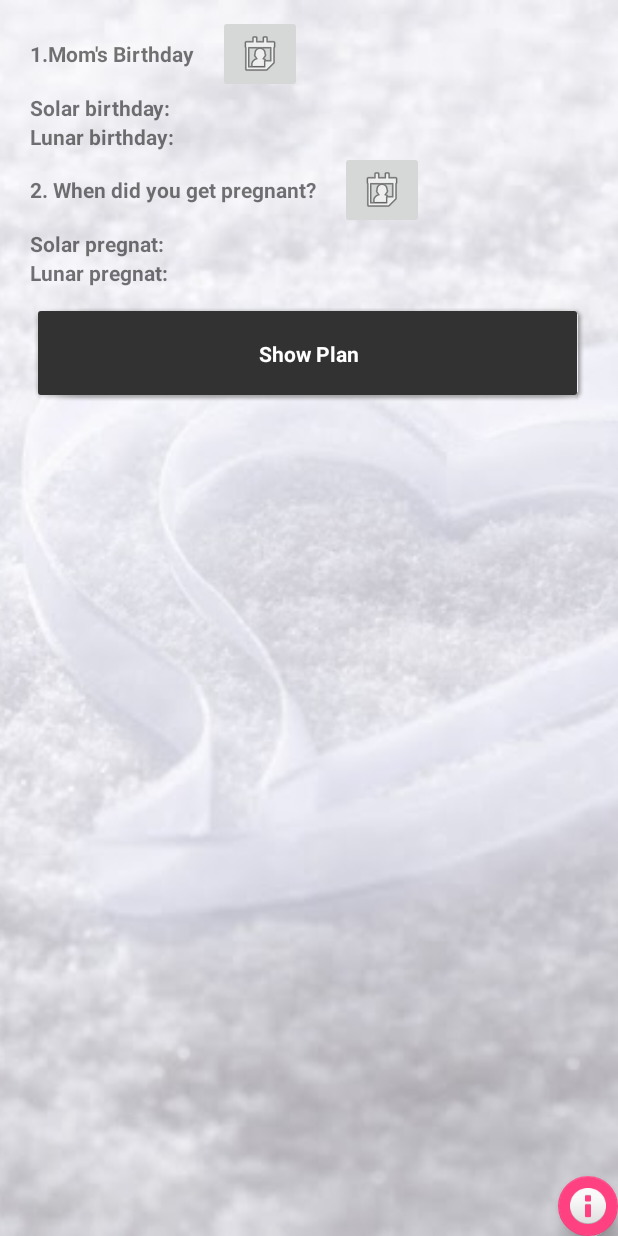
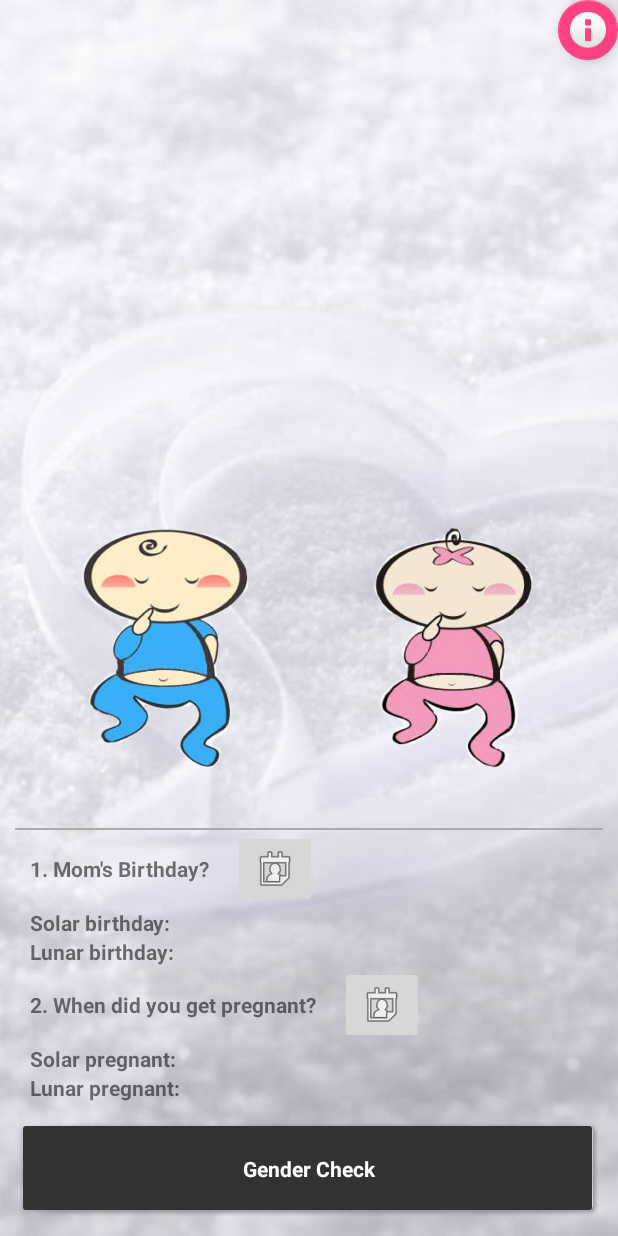
Before and after one commit to icqrx/BabyGender, an Android app: the PickDayActivity screen opened directly, with no data from a screen before it, on a phone screen of 412 x 824 dp. Run offline under Robolectric (Android 15) with nearby library versions, the light colour scheme and no system bars.

Commit message:
+ UI fix

```diff
--- a/app/src/main/java/com/marknguyen/babygenderpredictor/PickDayActivity.java
+++ b/app/src/main/java/com/marknguyen/babygenderpredictor/PickDayActivity.java
@@ -1,6 +1,5 @@
 package com.marknguyen.babygenderpredictor;
 
-import android.os.AsyncTask;
 import android.os.Bundle;
 import android.support.design.widget.FloatingActionButton;
 import android.support.v7.app.AppCompatActivity;
@@ -17,10 +16,11 @@ import java.util.Timer;
 import blurdialogfragment.SampleDialogFragment;
 import date.DatePickerDialog;
 import materialdesign.views.ButtonRectangle;
-//import materialdesign.views.DonutProgress;
 import sola2lunar.Lunar;
 import sola2lunar.LunarSolarConverter;
 import sola2lunar.Solar;
+
+//import materialdesign.views.DonutProgress;
 
 public class PickDayActivity extends AppCompatActivity implements
         DatePickerDialog.OnDateSetListener {
@@ -87,17 +87,26 @@ public class PickDayActivity extends AppCompatActivity implements
         iv_boy = (ImageView) findViewById(R.id.iv_boy);
         iv_girl = (ImageView) findViewById(R.id.iv_girl);
 
-
         btn_predictor = (ButtonRectangle) findViewById(R.id.btn_gender_predictor);
         btn_predictor.setOnClickListener(new View.OnClickListener() {
             @Override
             public void onClick(View v) {
-                new AsyncTaskRunner().execute();
+                try {
+                    iv_girl.setVisibility(View.VISIBLE);
+                    iv_boy.setVisibility(View.VISIBLE);
+                    if (checkBoyorGirl(lunarBirthday.lunarYear, lunarPregnat.lunarYear, lunarPregnat.lunarMonth) == 0) {
+                        //iv_boy.setImageResource(R.drawable.girl1);
+                        iv_boy.setAlpha(30);
+                    } else {
+                        //iv_boy.setImageResource(R.drawable.boy1);
+                        iv_girl.setAlpha(30);
+                    }
+                } catch (Exception e) {
+                    Toast.makeText(getBaseContext(), "Please enter input exactly!", Toast.LENGTH_SHORT).show();
+                }
             }
         });
 
-        //        edt_xxx_month = (EditText)findViewById(R.id.edt_enter_xxxmonth);
-        //        edt_xxx_month.setFilters(new InputFilter[]{ new InputFilterMinMax("1", "12")});
         final int initYear = 1991;
         btnChooseBirthday = (ImageButton) findViewById(R.id.btn_choose_birthday);
         btnChooseBirthday.setOnClickListener(new View.OnClickListener() {
@@ -112,8 +121,6 @@ public class PickDayActivity extends AppCompatActivity implements
                         now.get(Calendar.DAY_OF_MONTH)
                         //now.get(Calendar.YEAR)
                 );
-                iv_girl.setVisibility(View.INVISIBLE);
-                iv_boy.setVisibility(View.INVISIBLE);
                 dpd.showYearPickerFirst(true);
                 dpd.show(getFragmentManager(), "Datepickerdialog");
             }
@@ -129,8 +136,6 @@ public class PickDayActivity extends AppCompatActivity implements
                         now.get(Calendar.MONTH),
                         now.get(Calendar.DAY_OF_MONTH)
                 );
-                iv_girl.setVisibility(View.INVISIBLE);
-                iv_boy.setVisibility(View.INVISIBLE);
                 dpd1.showYearPickerFirst(true);
                 dpd1.show(getFragmentManager(), "Datepickerdialog1");
             }
@@ -143,9 +148,6 @@ public class PickDayActivity extends AppCompatActivity implements
                 SampleDialogFragment fragment
                         = SampleDialogFragment.newInstance();
                 fragment.show(getFragmentManager(), "blur_sample");
-                iv_girl.setVisibility(View.INVISIBLE);
-                iv_boy.setVisibility(View.INVISIBLE);
-                // startActivity(new Intent(MainActivity.this, PickDayActivity.class));
             }
         });
     }
@@ -190,8 +192,6 @@ public class PickDayActivity extends AppCompatActivity implements
             lunarPregnat = LunarSolarConverter.SolarToLunar(solar);
             tv_lunar_timebaby.setText("Lunar Pregnat Time: " + lunarPregnat.lunarDay + "/" + lunarPregnat.lunarMonth + "/" + lunarPregnat.lunarYear);
         }
-
-
     }
 
     public static int checkBoyorGirl(int lunarBirthdayYear, int lunarPregnatYear, int lunarPregnatMonth) {
@@ -201,69 +201,4 @@ public class PickDayActivity extends AppCompatActivity implements
     }
 
 
-    private class AsyncTaskRunner extends AsyncTask<String, String, String> {
-        //private DonutProgress donutProgress;
-        private String resp;
-
-        @Override
-        protected String doInBackground(String... params) {
-
-            return null;
-        }
-
-        /*
-         * (non-Javadoc)
-         *
-         * @see android.os.AsyncTask#onPostExecute(java.lang.Object)
-         */
-        @Override
-        protected void onPostExecute(String result) {
-            //donutProgress.setVisibility(View.GONE);
-            try {
-                iv_girl.setVisibility(View.VISIBLE);
-                iv_boy.setVisibility(View.VISIBLE);
-                if (checkBoyorGirl(lunarBirthday.lunarYear, lunarPregnat.lunarYear, lunarPregnat.lunarMonth) == 0) {
-                    //iv_boy.setImageResource(R.drawable.girl1);
-                    iv_boy.setAlpha(30);
-                } else {
-                    //iv_boy.setImageResource(R.drawable.boy1);
-                    iv_girl.setAlpha(30);
-                }
-            } catch (Exception e) {
-                Toast.makeText(getBaseContext(), "Please enter input exactly!", Toast.LENGTH_SHORT).show();
-                //donutProgress.setVisibility(View.VISIBLE);
-            }
-
-        }
-
-        /*
-         * (non-Javadoc)
-         *
-         * @see android.os.AsyncTask#onPreExecute()
-         */
-        @Override
-        protected void onPreExecute() {
-            // Things to be done before execution of long running operation. For
-            // example showing ProgessDialog
-            //donutProgress = (DonutProgress) findViewById(R.id.donut_progress);
-        }
-
-        /*
-         * (non-Javadoc)
-         *
-         * @see android.os.AsyncTask#onProgressUpdate(Progress[])
-         */
-        @Override
-        protected void onProgressUpdate(String... text) {
-
-           // try {
-                //int i = donutProgress.getProgress() + 5;
-                //Thread.sleep(100);
-                //donutProgress.setProgress(i);
-
-           // } catch (InterruptedException e) {
-           //     e.printStackTrace();
-           // }
-       }
-    }
 }
--- a/app/src/main/res/layout/activity_main.xml
+++ b/app/src/main/res/layout/activity_main.xml
@@ -28,8 +28,6 @@
         android:layout_width="wrap_content"
         android:layout_height="wrap_content"
         android:layout_gravity="bottom|end"
-        android:layout_alignParentBottom="true"
-        android:layout_alignParentRight="true"
         android:src="@android:drawable/ic_dialog_email" />
 
 
--- a/app/src/main/res/layout/activity_pick_day.xml
+++ b/app/src/main/res/layout/activity_pick_day.xml
@@ -14,17 +14,22 @@
         android:src="@drawable/homepredict" />
 
     <LinearLayout
-        android:padding="10dp"
+        android:id="@+id/ln"
         android:layout_width="match_parent"
         android:layout_height="wrap_content"
-        android:layout_marginLeft="10dp"
-        android:layout_marginRight="10dp"
-        android:layout_alignParentTop="true"
-        android:orientation="vertical">
+        android:layout_alignParentBottom="true"
+        android:orientation="vertical"
+        android:padding="10dp">
+
+        <View
+            android:layout_width="match_parent"
+            android:layout_height="1dp"
+            android:background="@android:color/darker_gray" />
 
         <LinearLayout
             android:layout_width="match_parent"
             android:layout_height="wrap_content"
+            android:layout_marginLeft="10dp"
             android:orientation="horizontal">
 
             <TextView
@@ -49,6 +54,7 @@
             android:id="@+id/tv_solar_birthday"
             android:layout_width="wrap_content"
             android:layout_height="wrap_content"
+            android:layout_marginLeft="10dp"
             android:text="@string/text_solar_birthday"
             android:textStyle="bold" />
 
@@ -56,12 +62,14 @@
             android:id="@+id/tv_lunar_birthday"
             android:layout_width="wrap_content"
             android:layout_height="wrap_content"
+            android:layout_marginLeft="10dp"
             android:text="@string/text_lunar_birthday"
             android:textStyle="bold" />
 
         <LinearLayout
             android:layout_width="match_parent"
             android:layout_height="wrap_content"
+            android:layout_marginLeft="10dp"
             android:orientation="horizontal">
 
             <TextView
@@ -84,6 +92,7 @@
             android:id="@+id/tv_solar_timebaby"
             android:layout_width="wrap_content"
             android:layout_height="wrap_content"
+            android:layout_marginLeft="10dp"
             android:text="@string/text_solar_pregnat"
             android:textStyle="bold" />
 
@@ -91,46 +100,43 @@
             android:id="@+id/tv_lunar_timebaby"
             android:layout_width="wrap_content"
             android:layout_height="wrap_content"
+            android:layout_marginLeft="10dp"
             android:text="@string/text_lunar_pregnat"
             android:textStyle="bold" />
 
         <materialdesign.views.ButtonRectangle
-            android:layout_marginTop="10dp"
             android:id="@+id/btn_gender_predictor"
             android:layout_width="match_parent"
             android:layout_height="match_parent"
+            android:layout_marginTop="10dp"
             android:background="@color/mdtp_dark_gray"
             android:text="@string/text_predictor" />
     </LinearLayout>
 
     <ImageView
         android:id="@+id/iv_boy"
+        android:layout_width="160dp"
+        android:layout_height="160dp"
+        android:layout_above="@+id/ln"
+        android:layout_alignParentLeft="true"
+        android:layout_margin="30dp"
         android:src="@drawable/boy1"
-        android:visibility="gone"
-        android:layout_width="180dp"
-        android:layout_height="180dp"
-        android:layout_gravity="bottom|right"
-        android:layout_alignParentBottom="true"
-        android:layout_alignParentLeft="true"
-        />
+        android:visibility="visible" />
 
     <ImageView
         android:id="@+id/iv_girl"
+        android:layout_width="160dp"
+        android:layout_height="160dp"
+        android:layout_above="@+id/ln"
+        android:layout_alignParentRight="true"
+        android:layout_margin="30dp"
         android:src="@drawable/girl1"
-        android:visibility="gone"
-        android:layout_width="180dp"
-        android:layout_height="180dp"
-        android:layout_gravity="bottom|right"
-        android:layout_alignParentBottom="true"
-        android:layout_alignParentRight="true"
-        />
+        android:visibility="visible" />
 
     <android.support.design.widget.FloatingActionButton
         android:id="@+id/fab_info"
         android:layout_width="wrap_content"
         android:layout_height="wrap_content"
-        android:layout_gravity="bottom|right"
-        android:layout_alignParentBottom="true"
         android:layout_alignParentRight="true"
         android:src="@android:drawable/ic_dialog_info"
 
--- a/app/src/main/res/values/strings.xml
+++ b/app/src/main/res/values/strings.xml
@@ -14,7 +14,7 @@
     <string name="text_pick_gender">Pregnant Plan</string>
     <string name="text_sologan">Wondering whether you are having a boy or girl?\n Just use it ! </string>
     <string name="text_xxxmonth">3. XXX Month</string>
-    <string name="text_mom_birthday">1.Mom\'s Birthday</string>
+    <string name="text_mom_birthday">1. Mom\'s Birthday?</string>
 
     <!--<string name="text_mom_birthday">Mom's Birthday</string>-->
     <!--<string name="text_xxx_month">XXX Month</string>-->
@@ -84,11 +84,11 @@
     <string name="mdtp_day_of_week_label_typeface" translatable="false">sans-serif</string>
     <string name="text_solar_birthday">Solar birthday:</string>
     <string name="text_lunar_birthday">Lunar birthday:</string>
-    <string name="text_predictor">Show Plan</string>
+    <string name="text_predictor">Gender Check</string>
     <string name="text_loading">Loading...</string>
     <string name="text_time_get_pregnat">2. When did you get pregnant? </string>
-    <string name="text_solar_pregnat">Solar pregnat:</string>
-    <string name="text_lunar_pregnat">Lunar pregnat:</string>
+    <string name="text_solar_pregnat">Solar pregnant:</string>
+    <string name="text_lunar_pregnat">Lunar pregnant:</string>
     <string name="text_boy">Boy</string>
     <string name="text_girl">Girl</string>
     <string name="text_boyorgirl">2. Boy or Girl? </string>
```
